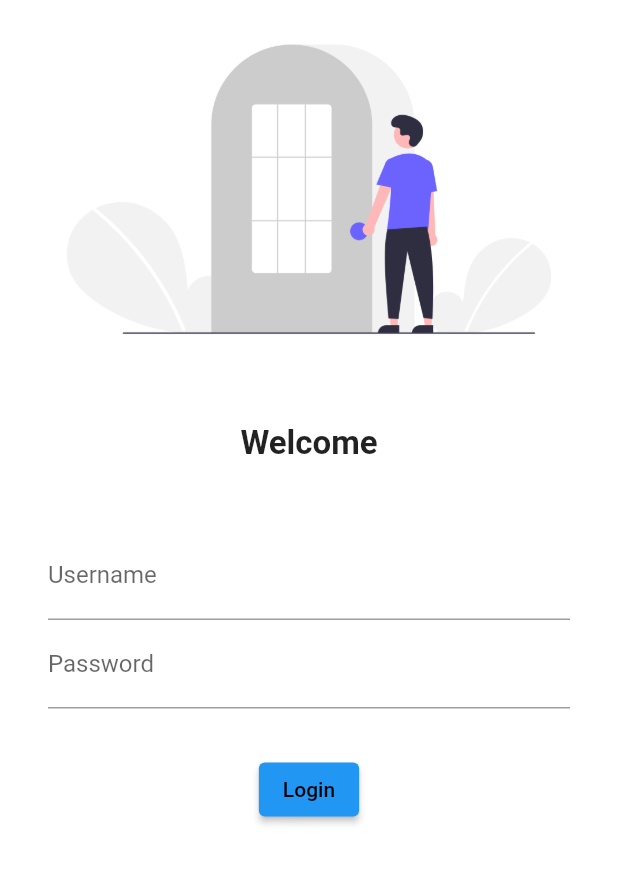
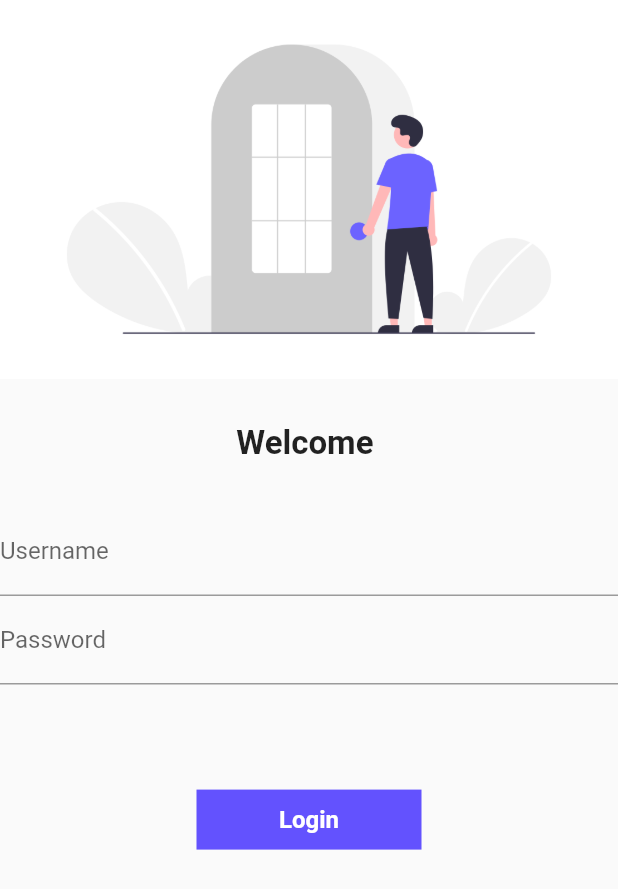
Before and after one commit to Shatabhisha/MyApp-Project-Flutter, a Flutter app: the screen it shows after launch, on a phone screen of 412 x 824 dp. Shown: the top 889 px of the screen. Run offline on Flutter 3.47's test engine with Material 2 defaults, Android fonts, the phone set to English and light mode, and no system bars; our stand-ins replace google_fonts.

Commit message:
Day4 complete

```diff
--- a/lib/main.dart
+++ b/lib/main.dart
@@ -2,6 +2,7 @@ import 'package:flutter/material.dart';
 import 'package:google_fonts/google_fonts.dart';
 import 'package:untitled/pages/home_page.dart';
 import 'package:untitled/pages/login_page.dart';
+import 'package:untitled/utils/routes.dart';
 
 void main() {
   runApp(MyApp());
@@ -15,14 +16,15 @@ class MyApp extends StatelessWidget {
       theme: ThemeData(
           primarySwatch: Colors.deepPurple,
           primaryTextTheme: GoogleFonts.lancelotTextTheme()),
+          // debugShowCheckedModeBanner: false,
       darkTheme: ThemeData(
         // brightness: Brightness.dark,
         primarySwatch: Colors.yellow,
       ),
       routes: {
         "/": (context) => LoginPage(),
-        "/home": (context) => HomePage(),
-        "/login": (context) => LoginPage(),
+        MyRoutes.homeRoute: (context) => HomePage(),
+        MyRoutes.loginRoute: (context) => LoginPage(),
       },
     );
   }
--- a/lib/pages/login_page.dart
+++ b/lib/pages/login_page.dart
@@ -1,34 +1,49 @@
 import 'package:flutter/material.dart';
+import 'package:untitled/utils/routes.dart';
 
-class LoginPage extends StatelessWidget {
+class LoginPage extends StatefulWidget {
   const LoginPage({Key? key}) : super(key: key);
 
   @override
+  State<LoginPage> createState() => _LoginPageState();
+}
+
+class _LoginPageState extends State<LoginPage> {
+  String name = "";
+  bool changeButton = false;
+
+  @override
   Widget build(BuildContext context) {
-    return Material(
-      color: Colors.white,
+    print("building ui");
+
+    return Scaffold(
+      body: SingleChildScrollView(
         child: Column(
           children: [
-          Image.asset("assets/images/Login_image.png", fit: BoxFit.cover),
+            Image.asset(
+              "assets/images/Login_image.png",
+              //fit: BoxFit.cover,
+            ),
             SizedBox(
               height: 30.0,
             ),
             Text(
-            "Welcome",
+              "Welcome $name",
               style: TextStyle(fontSize: 22, fontWeight: FontWeight.bold),
             ),
             SizedBox(
               height: 30.0,
             ),
-          Padding(
-            padding:
-                const EdgeInsets.symmetric(vertical: 16.0, horizontal: 32.0),
-            child: Column(children: [
             TextFormField(
               decoration: InputDecoration(
                 hintText: "Enter username",
                 labelText: "Username",
               ),
+              onChanged: (value) {
+                setState(() {
+                  name = value;
+                });
+              },
             ),
             TextFormField(
               obscureText: true,
@@ -38,22 +53,49 @@ class LoginPage extends StatelessWidget {
               ),
             ),
             SizedBox(
-                height: 30.0,
+              height: 70.0,
             ),
-              ElevatedButton(
-                child: Text("Login"),
-                style: TextButton.styleFrom(
-                  backgroundColor: Colors.blue,
+            // InkWell(
+            //   onTap: (){
+            //     Navigator.pushNamed(context, MyRoutes.homeRoute);
+            //   }
+            // ),
+            InkWell(
+              onTap: () async {
+                setState(() {
+                  changeButton = true;
+                });
+                await Future.delayed(Duration(seconds: 1));
+                Navigator.pushNamed(context, MyRoutes.homeRoute);
+              },
+              child: AnimatedContainer(
+                duration: Duration(seconds: 1),
+                width: changeButton ? 50 : 150,
+                height: 40,
+                // color: Colors.blue,
+                alignment: Alignment.center,
+                child: changeButton
+                    ? Icon(
+                        Icons.done,
+                        color: Colors.white,
+                      )
+                    : Text(
+                        "Login",
+                        style: TextStyle(
+                            color: Colors.white,
+                            fontWeight: FontWeight.bold,
+                            fontSize: 16),
                       ),
-                  onPressed: () {
-                  print("Hii there!");
-                },
+                decoration: BoxDecoration(
+                  color: Color.fromARGB(255, 99, 82, 254),
+                  shape: changeButton ? BoxShape.circle : BoxShape.rectangle,
+                  // borderRadius: BorderRadius.circular(changeButton? 20 : 8)),
                 ),
-            ]
               ),
             ),
           ],
         ),
+      ),
     );
   }
 }
--- /dev/null
+++ b/lib/utils/routes.dart
@@ -0,0 +1,4 @@
+class MyRoutes {
+  static String loginRoute = "/login";
+  static String homeRoute = "/home";
+}
```
Lines whose indentation alone changed are shown as unchanged.
